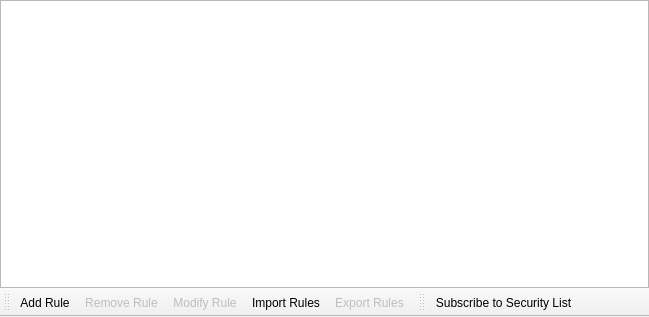
First picture: the form in trunk/Quazaa/UI/widgetsecurity.ui, repository c3c/quazaa, before the edit.
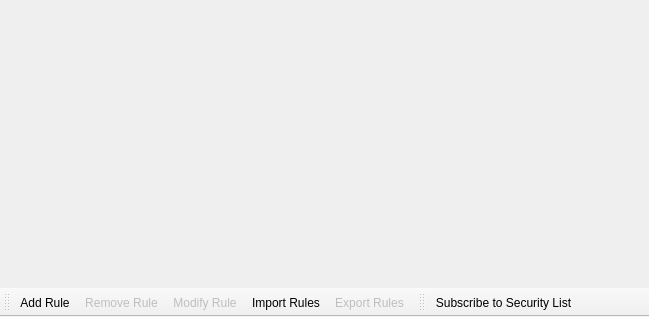
Second picture: the form after the edit. Icons and pictures are not drawn.

Commit message: Added site images to site branch. Added olddeath's table view to widgetsecurity.

```diff
--- a/trunk/Quazaa/UI/widgetsecurity.ui
+++ b/trunk/Quazaa/UI/widgetsecurity.ui
@@ -25,70 +25,6 @@
     <property name="margin">
      <number>0</number>
     </property>
-    <item>
-     <widget class="QTableView" name="tableViewSecurity">
-      <property name="focusPolicy">
-       <enum>Qt::StrongFocus</enum>
-      </property>
-      <property name="contextMenuPolicy">
-       <enum>Qt::CustomContextMenu</enum>
-      </property>
-      <property name="editTriggers">
-       <set>QAbstractItemView::NoEditTriggers</set>
-      </property>
-      <property name="tabKeyNavigation">
-       <bool>false</bool>
-      </property>
-      <property name="showDropIndicator" stdset="0">
-       <bool>false</bool>
-      </property>
-      <property name="alternatingRowColors">
-       <bool>false</bool>
-      </property>
-      <property name="selectionBehavior">
-       <enum>QAbstractItemView::SelectRows</enum>
-      </property>
-      <property name="verticalScrollMode">
-       <enum>QAbstractItemView::ScrollPerPixel</enum>
-      </property>
-      <property name="horizontalScrollMode">
-       <enum>QAbstractItemView::ScrollPerPixel</enum>
-      </property>
-      <property name="showGrid">
-       <bool>false</bool>
-      </property>
-      <property name="gridStyle">
-       <enum>Qt::NoPen</enum>
-      </property>
-      <property name="sortingEnabled">
-       <bool>true</bool>
-      </property>
-      <property name="wordWrap">
-       <bool>false</bool>
-      </property>
-      <property name="cornerButtonEnabled">
-       <bool>false</bool>
-      </property>
-      <attribute name="horizontalHeaderHighlightSections">
-       <bool>false</bool>
-      </attribute>
-      <attribute name="horizontalHeaderStretchLastSection">
-       <bool>true</bool>
-      </attribute>
-      <attribute name="verticalHeaderVisible">
-       <bool>false</bool>
-      </attribute>
-      <attribute name="verticalHeaderDefaultSectionSize">
-       <number>20</number>
-      </attribute>
-      <attribute name="verticalHeaderHighlightSections">
-       <bool>false</bool>
-      </attribute>
-      <attribute name="verticalHeaderMinimumSectionSize">
-       <number>14</number>
-      </attribute>
-     </widget>
-    </item>
    </layout>
   </widget>
   <widget class="QToolBar" name="toolBarControls">
```
Left out of the diff: 2 changed lines with no effect on the pictures. The commit also changes 120 other files.
